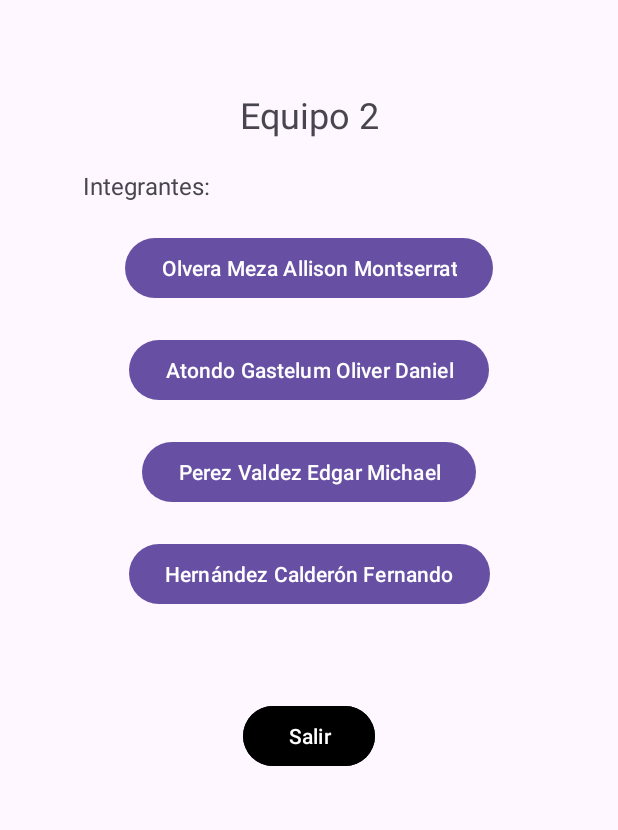
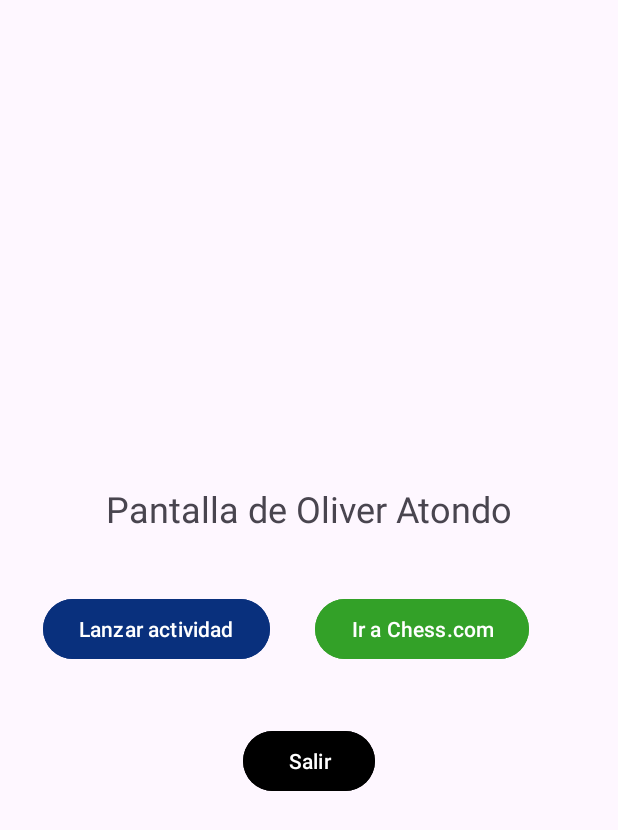
Before and after one commit to Oliver-Atondo/Equipo2Android, an Android app: the screen it shows after launch (HomeActivity before the commit, InitialActivityOAG after it), after a tap on "Atondo Gastelum Oliver Daniel", on a phone screen of 412 x 824 dp. Shown: the top 830 px of the screen. Run offline under Robolectric (Android 15) with nearby library versions, the phone set to English and light mode, and no system bars.

Commit message:
EJERCICIOS OLIVER ATONDO

```diff
--- a/app/src/main/AndroidManifest.xml
+++ b/app/src/main/AndroidManifest.xml
@@ -12,6 +12,12 @@
         android:supportsRtl="true"
         android:theme="@style/Theme.Module4Eqp2"
         tools:targetApi="31">
+		<activity
+            android:name=".excercise.home.oliver_atondo.SecondActivityOAG"
+            android:exported="false" />
+        <activity
+            android:name=".excercise.home.oliver_atondo.InitialActivityOAG"
+            android:exported="false" />
         <activity
             android:name=".excercise.home.edgarmichaelperezvaldez.SecondActivityEMPV"
             android:exported="false" />
--- a/app/src/main/java/com/desswapp/module4eqp2/HomeActivity.kt
+++ b/app/src/main/java/com/desswapp/module4eqp2/HomeActivity.kt
@@ -9,6 +9,7 @@ import androidx.core.view.ViewCompat
 import androidx.core.view.WindowInsetsCompat
 import com.desswapp.module4eqp2.excercise.home.edgarmichaelperezvaldez.InitialActivityEMPV
 import com.desswapp.module4eqp2.excercise.home.fernando_hernandez.InitialActivityFHC
+import com.desswapp.module4eqp2.excercise.home.oliver_atondo.InitialActivityOAG
 
 class HomeActivity : AppCompatActivity() {
     override fun onCreate(savedInstanceState: Bundle?) {
@@ -32,7 +33,8 @@ class HomeActivity : AppCompatActivity() {
         }
 
         btnMember2.setOnClickListener { // Atondo Gastelum Oliver Daniel
-            // Acción para el botón 2
+            val intent = Intent(this, InitialActivityOAG::class.java)
+            startActivity(intent)
         }
 
         btnMember3.setOnClickListener { // Perez Valdez Edgar Michael
--- /dev/null
+++ b/app/src/main/java/com/desswapp/module4eqp2/excercise/home/oliver_atondo/InitialActivityOAG.kt
@@ -0,0 +1,92 @@
+package com.desswapp.module4eqp2.excercise.home.oliver_atondo
+
+import android.content.Intent
+import android.net.Uri
+import android.os.Bundle
+import android.widget.Button
+import android.widget.TextView
+import android.widget.Toast
+import androidx.activity.enableEdgeToEdge
+import androidx.activity.result.contract.ActivityResultContracts
+import androidx.appcompat.app.AppCompatActivity
+import androidx.core.view.ViewCompat
+import androidx.core.view.WindowInsetsCompat
+import com.desswapp.module4eqp2.R
+
+class InitialActivityOAG : AppCompatActivity() {
+
+    companion object {
+        const val EXTRA_NUMBER = "extra_number"
+        const val EXTRA_RESULT = "extra_result"
+    }
+
+    private var currentNumber = 0
+
+    private val register = registerForActivityResult(ActivityResultContracts.StartActivityForResult()) { result ->
+        val resultTextView = findViewById<TextView>(R.id.tvResult)
+        if (result.resultCode == RESULT_OK) {
+            val newNumber = result.data?.getIntExtra(EXTRA_RESULT, 0) ?: 0
+            currentNumber = newNumber
+            resultTextView.visibility = TextView.VISIBLE
+            resultTextView.text = "Contador actualizado: $currentNumber"
+        } else {
+            Toast.makeText(this, "Operación cancelada", Toast.LENGTH_SHORT).show()
+            resultTextView.visibility = TextView.GONE
+        }
+    }
+
+    override fun onCreate(savedInstanceState: Bundle?) {
+        super.onCreate(savedInstanceState)
+        enableEdgeToEdge()
+        setContentView(R.layout.activity_initial_oag)
+        ViewCompat.setOnApplyWindowInsetsListener(findViewById(R.id.main)) { v, insets ->
+            val systemBars = insets.getInsets(WindowInsetsCompat.Type.systemBars())
+            v.setPadding(systemBars.left, systemBars.top, systemBars.right, systemBars.bottom)
+            insets
+        }
+
+        val btnSendSecondActivity = findViewById<Button>(R.id.btnSendSecondActivity)
+        val btnSendPage = findViewById<Button>(R.id.btnSendPage)
+        val btnExit = findViewById<Button>(R.id.button3)
+
+        btnSendSecondActivity.setOnClickListener {
+            val intent = Intent(this, SecondActivityOAG::class.java)
+            intent.putExtra(EXTRA_NUMBER, currentNumber)
+            register.launch(intent)
+        }
+
+        btnSendPage.setOnClickListener {
+            val intent = Intent(Intent.ACTION_VIEW, Uri.parse("https://www.chess.com/"))
+            startActivity(intent)
+        }
+
+        btnExit.setOnClickListener {
+            finish()
+        }
+    }
+
+    override fun onStart() {
+        super.onStart()
+        Toast.makeText(this, "OnStart", Toast.LENGTH_SHORT).show()
+    }
+    override fun onResume() {
+        super.onResume()
+        Toast.makeText(this, "OnResume", Toast.LENGTH_SHORT).show()
+    }
+    override fun onPause() {
+        super.onPause()
+        Toast.makeText(this, "OnPause", Toast.LENGTH_SHORT).show()
+    }
+    override fun onStop() {
+        super.onStop()
+        Toast.makeText(this, "OnStop", Toast.LENGTH_SHORT).show()
+    }
+    override fun onRestart() {
+        super.onRestart()
+        Toast.makeText(this, "OnRestart", Toast.LENGTH_SHORT).show()
+    }
+    override fun onDestroy() {
+        super.onDestroy()
+        Toast.makeText(this, "OnDestroy", Toast.LENGTH_SHORT).show()
+    }
+}
--- /dev/null
+++ b/app/src/main/res/layout/activity_initial_oag.xml
@@ -0,0 +1,67 @@
+<?xml version="1.0" encoding="utf-8"?>
+<androidx.constraintlayout.widget.ConstraintLayout xmlns:android="http://schemas.android.com/apk/res/android"
+    xmlns:app="http://schemas.android.com/apk/res-auto"
+    xmlns:tools="http://schemas.android.com/tools"
+    android:id="@+id/main"
+    android:layout_width="match_parent"
+    android:layout_height="match_parent"
+    tools:context=".excercise.home.oliver_atondo.InitialActivityOAG">
+
+    <LinearLayout
+        android:layout_width="match_parent"
+        android:layout_height="match_parent"
+        android:orientation="vertical"
+        android:gravity="center">
+
+        <TextView
+            android:id="@+id/tvInitialTitle"
+            android:layout_width="wrap_content"
+            android:layout_height="wrap_content"
+            android:layout_marginTop="30sp"
+            android:text="Pantalla de Oliver Atondo"
+            android:textSize="24sp" />
+
+        <LinearLayout
+            android:layout_width="wrap_content"
+            android:layout_height="wrap_content"
+            android:orientation="horizontal"
+            android:layout_marginTop="40sp"
+            android:gravity="center_horizontal">
+
+            <Button
+                android:id="@+id/btnSendSecondActivity"
+                android:layout_width="wrap_content"
+                android:layout_height="wrap_content"
+                android:layout_marginEnd="30sp"
+                android:backgroundTint="@color/blue"
+                android:text="@string/btnActivity" />
+
+            <Button
+                android:id="@+id/btnSendPage"
+                android:layout_width="wrap_content"
+                android:layout_height="wrap_content"
+                android:backgroundTint="@color/green"
+                android:layout_marginEnd="30sp"
+                android:text="Ir a Chess.com"/>
+        </LinearLayout>
+
+        <TextView
+            android:id="@+id/tvResult"
+            android:layout_width="wrap_content"
+            android:layout_height="wrap_content"
+            android:layout_marginTop="40sp"
+            android:textSize="16sp"
+            android:visibility="gone"
+            android:text="@string/txtDefault" />
+
+        <Button
+            android:id="@+id/button3"
+            android:layout_width="wrap_content"
+            android:layout_height="wrap_content"
+            android:layout_marginTop="40sp"
+            android:backgroundTint="@color/black"
+            android:text="@string/btnExit" />
+
+    </LinearLayout>
+
+</androidx.constraintlayout.widget.ConstraintLayout>
```
Also changed, not shown: app/src/main/java/com/desswapp/module4eqp2/excercise/home/oliver_atondo/SecondActivityOAG.kt (added, +30 -0 lines), app/src/main/res/layout/activity_second_oag.xml (added, +34 -0 lines).
